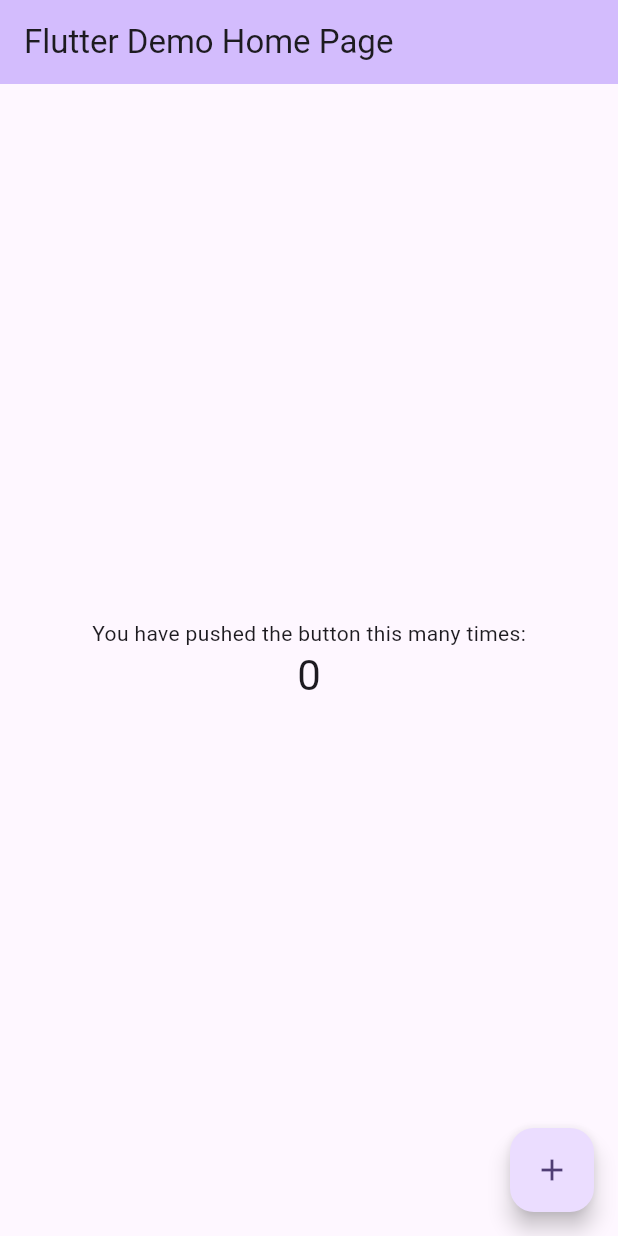
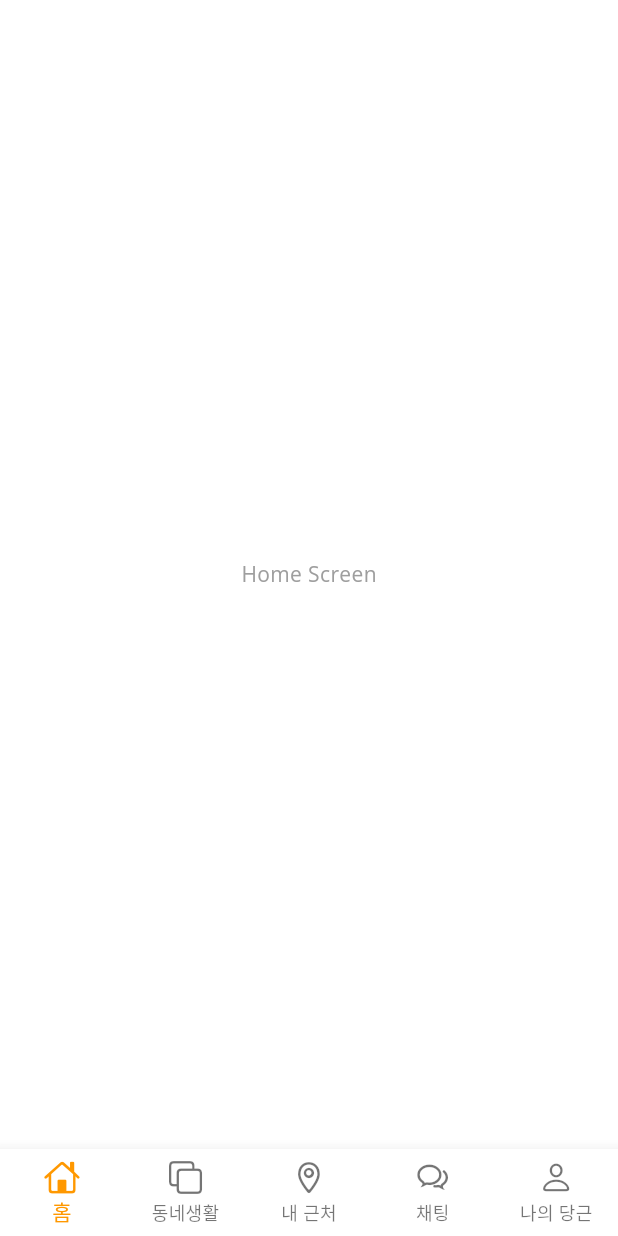
Before and after one commit to dkyou7/flutter_ui_practice_1, a Flutter app: the screen it shows after launch, on a phone screen of 412 x 824 dp. Run offline on Flutter 3.47's test engine with Material 3 defaults, Android fonts, the light colour scheme and no system bars; our stand-ins replace google_fonts.

Commit message:
MainScreens Widget 완성하기

```diff
--- a/lib/main.dart
+++ b/lib/main.dart
@@ -1,4 +1,6 @@
 import 'package:flutter/material.dart';
+import 'package:flutter_ui_practice/screens/main_screens.dart';
+import 'package:flutter_ui_practice/theme.dart';
 
 void main() {
   runApp(const MyApp());
@@ -11,61 +13,10 @@ class MyApp extends StatelessWidget {
   @override
   Widget build(BuildContext context) {
     return MaterialApp(
-      title: 'Flutter Demo',
+      title: 'carrot_market_ui',
       debugShowCheckedModeBanner: false,
-      theme: ThemeData(
-        colorScheme: ColorScheme.fromSeed(seedColor: Colors.deepPurple),
-        useMaterial3: true,
-      ),
-      home: const MyHomePage(title: 'Flutter Demo Home Page'),
+      theme: theme(),
+      home: MainScreens(),
     );
   }
 }
-
-class MyHomePage extends StatefulWidget {
-  const MyHomePage({super.key, required this.title});
-
-  final String title;
-
-  @override
-  State<MyHomePage> createState() => _MyHomePageState();
-}
-
-class _MyHomePageState extends State<MyHomePage> {
-  int _counter = 0;
-
-  void _incrementCounter() {
-    setState(() {
-      _counter++;
-    });
-  }
-
-  @override
-  Widget build(BuildContext context) {
-    return Scaffold(
-      appBar: AppBar(
-        backgroundColor: Theme.of(context).colorScheme.inversePrimary,
-        title: Text(widget.title),
-      ),
-      body: Center(
-        child: Column(
-          mainAxisAlignment: MainAxisAlignment.center,
-          children: <Widget>[
-            const Text(
-              'You have pushed the button this many times:',
-            ),
-            Text(
-              '$_counter',
-              style: Theme.of(context).textTheme.headlineMedium,
-            ),
-          ],
-        ),
-      ),
-      floatingActionButton: FloatingActionButton(
-        onPressed: _incrementCounter,
-        tooltip: 'Increment',
-        child: const Icon(Icons.add),
-      ),
-    );
-  }
-}
--- /dev/null
+++ b/lib/screens/home/home_screen.dart
@@ -0,0 +1,12 @@
+import 'package:flutter/cupertino.dart';
+
+class HomeScreen extends StatelessWidget {
+  const HomeScreen({super.key});
+
+  @override
+  Widget build(BuildContext context) {
+    return const Center(
+      child: Text('Home Screen'),
+    );
+  }
+}
--- a/lib/screens/main_screens.dart
+++ b/lib/screens/main_screens.dart
@@ -1,18 +1,64 @@
+import 'package:flutter/cupertino.dart';
 import 'package:flutter/material.dart';
+import 'package:flutter_ui_practice/screens/chatting/chatting_screen.dart';
+import 'package:flutter_ui_practice/screens/home/home_screen.dart';
+import 'package:flutter_ui_practice/screens/my_carrot/my_carrot_screen.dart';
+import 'package:flutter_ui_practice/screens/near_me/near_me_screen.dart';
+
+import 'heighborhood_life/neighborhood_life_screen.dart';
 
 class MainScreens extends StatefulWidget {
-  const MainScreens({super.key});
-
   @override
-  State<MainScreens> createState() => _MainScreensState();
+  _MainScreensState createState() => _MainScreensState();
 }
 
 class _MainScreensState extends State<MainScreens> {
+  int _selectedIndex = 0;
+
   @override
   Widget build(BuildContext context) {
-    return Container(
-      child: Center(
-        child: const Text('Main Screens'),
+    return Scaffold(
+      body: IndexedStack(
+        index: _selectedIndex,
+        children: const [
+          HomeScreen(),
+          NeighborhoodLifeScreen(),
+          NearMeScreen(),
+          ChattingScreen(),
+          MyCarrotScreen(),
+        ],
+      ),
+      bottomNavigationBar: BottomNavigationBar(
+        backgroundColor: Colors.white,
+        type: BottomNavigationBarType.fixed,
+        currentIndex: _selectedIndex,
+        onTap: (index) {
+          setState(() {
+            _selectedIndex = index;
+          });
+        },
+        items: const [
+          BottomNavigationBarItem(
+            label: '홈',
+            icon: Icon(CupertinoIcons.home),
+          ),
+          BottomNavigationBarItem(
+            label: '동네생활',
+            icon: Icon(CupertinoIcons.square_on_square),
+          ),
+          BottomNavigationBarItem(
+            label: '내 근처',
+            icon: Icon(CupertinoIcons.placemark),
+          ),
+          BottomNavigationBarItem(
+            label: '채팅',
+            icon: Icon(CupertinoIcons.chat_bubble_2),
+          ),
+          BottomNavigationBarItem(
+            label: '나의 당근',
+            icon: Icon(CupertinoIcons.person),
+          ),
+        ],
       ),
     );
   }
```
Also changed, not shown: lib/screens/chatting/chatting_screen.dart (added, +12 -0 lines), lib/screens/heighborhood_life/neighborhood_life_screen.dart (added, +12 -0 lines), lib/screens/my_carrot/my_carrot_screen.dart (added, +12 -0 lines), lib/screens/near_me/near_me_screen.dart (added, +12 -0 lines).
